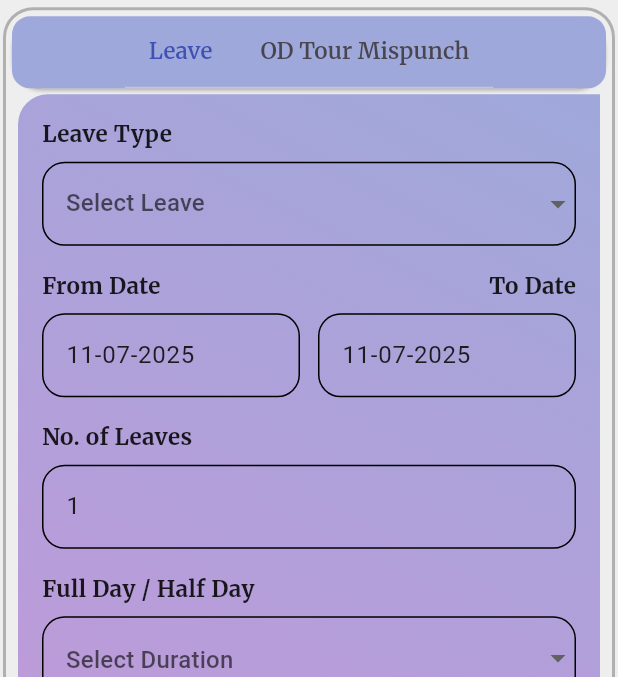
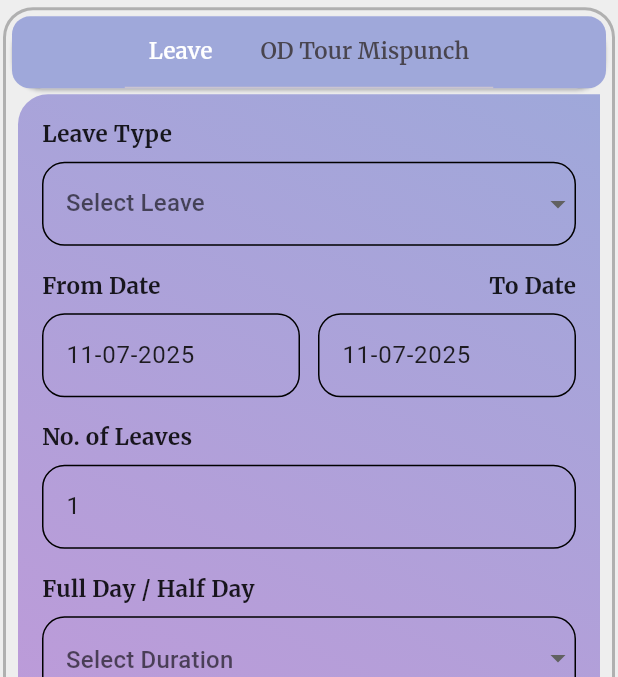
Before and after one commit to nikhilguptaa29/HRverse, a Flutter app: the EmployeeLeave screen opened directly, on a phone screen of 412 x 824 dp, the part 130-807 px from its top. Run offline on Flutter 3.47's test engine with Material 3 defaults, Android fonts, the phone set to English and light mode, and no system bars; our stand-ins replace cloud_firestore, firebase_auth, firebase_core, firebase_storage, geolocator, google_fonts and 4 more; missing offline and left inert: syncfusion_flutter_pdfviewer; accounts and stored records are empty; project files that could hold a hidden picture were left out.

```diff
--- a/lib/Screens/Leave/employeeLeave.dart
+++ b/lib/Screens/Leave/employeeLeave.dart
@@ -96,14 +96,13 @@ class _EmployeeLeaveState extends State<EmployeeLeave>
                               tabs: tabs,
                               // dividerColor: Colors.black,
                               controller: _tabController,
-                              labelColor: Colors.indigo,
-
+                              labelColor: Colors.white,
                               isScrollable: true,
-                              indicatorPadding: EdgeInsets.all(20),
+                              indicatorPadding: EdgeInsets.only(left: 10),
                               tabAlignment: TabAlignment.center,
-                              // labelPadding: EdgeInsets.only(top: 10,left: 15),
+                              // labelPadding: EdgeInsets.only(top: 10, left: 15),
                               indicator: BoxDecoration(),
-                              indicatorColor: Colors.white,
+                              indicatorColor: Colors.black,
                               // unselectedLabelColor: Colors.red,
                             ),
                           ],
--- a/lib/Utils/Widgets/Leave Request/leaveRequest.dart
+++ b/lib/Utils/Widgets/Leave Request/leaveRequest.dart
@@ -40,7 +40,6 @@ class _LeaveRequestState extends State<LeaveRequest> {
   TextEditingController totalLeaves = TextEditingController();
   TextEditingController remarksController = TextEditingController();
 
-
   DateTime todayDate = DateTime.now();
 
   final formatter = DateFormat('dd-MM-yyyy');
@@ -64,7 +63,7 @@ class _LeaveRequestState extends State<LeaveRequest> {
     showCupertinoModalPopup(
       context: context,
       builder: (context) {
-        return Container(
+        return SizedBox(
           height: 200,
           child: CupertinoDatePicker(
             initialDateTime: todayDate,
@@ -84,7 +83,7 @@ class _LeaveRequestState extends State<LeaveRequest> {
     showCupertinoModalPopup(
       context: context,
       builder: (context) {
-        return Container(
+        return SizedBox(
           height: 200,
           child: CupertinoDatePicker(
             initialDateTime: todayDate,
@@ -120,7 +119,7 @@ class _LeaveRequestState extends State<LeaveRequest> {
         child: SingleChildScrollView(
           child: Padding(
             padding: const EdgeInsets.all(16),
-            child: Container(
+            child: SizedBox(
               width: width,
               // height: height,
               child: Form(
@@ -193,8 +192,8 @@ class _LeaveRequestState extends State<LeaveRequest> {
                       items:
                           leaveDuration.map((durationLeave) {
                             return DropdownMenuItem(
+                              value: durationLeave,
                               child: Text(durationLeave),
-                              value: durationLeave,
                             );
                           }).toList(),
                       onChanged: (value) {
@@ -212,8 +211,8 @@ class _LeaveRequestState extends State<LeaveRequest> {
                       items:
                           reasonList.map((reasons) {
                             return DropdownMenuItem(
+                              value: reasons,
                               child: Text(reasons),
-                              value: reasons,
                             );
                           }).toList(),
                       onChanged: (value) {
@@ -231,10 +230,15 @@ class _LeaveRequestState extends State<LeaveRequest> {
                       decoration: fieldDecoration(),
                     ),
                     SizedBox(height: 24),
-                    Center(child: Padding(
-                      padding: const EdgeInsets.only(bottom: 50.0),
-                      child: MyButton(btnTxt: 'Apply', func: () {}),
-                    )),
+                    Center(
+                      child: Padding(
+                        padding: EdgeInsets.only(
+                          bottom:
+                              MediaQuery.of(context).viewInsets.bottom + 150,
+                        ),
+                        child: MyButton(btnTxt: 'Apply', func: () {}),
+                      ),
+                    ),
                     SizedBox(height: 30),
                   ],
                 ),
--- a/pubspec.yaml
+++ b/pubspec.yaml
@@ -47,6 +47,8 @@ dependencies:
   slide_to_act: ^2.0.2
   pdf: ^3.11.3
   printing: ^5.14.2
+  syncfusion_flutter_pdfviewer: ^30.1.39
+  path_provider: ^2.1.5
   # syncfusion_flutter_pdf: ^30.1.39
 
 dev_dependencies:
```
Also changed, not shown: lib/Screens/Auth/loginPage.dart (+6 -1 lines), lib/Screens/mainScreen.dart (+6 -2 lines), lib/Screens/reportsPage.dart (line endings or trailing spaces), pubspec.lock, 6 other files.
